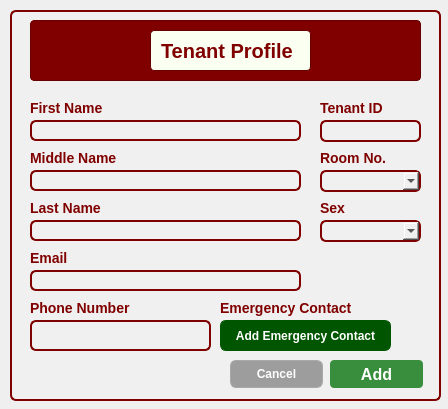
Before: the Qt Designer form CCC151-Group--BH-Management-System/UI_Files/AddTenant.ui in Kris2103/CCC151-Group--BH-Management-System, drawn with Qt 5.
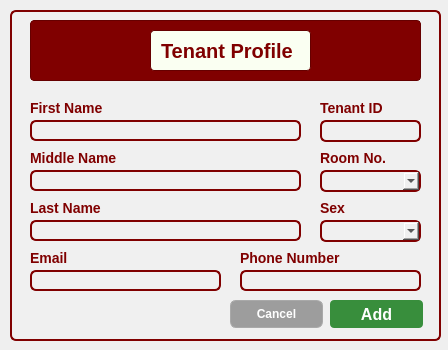
After: the same form once the commit is applied.

The edit to the form file:
```diff
--- a/CCC151-Group--BH-Management-System/UI_Files/AddTenant.ui
+++ b/CCC151-Group--BH-Management-System/UI_Files/AddTenant.ui
@@ -7,7 +7,7 @@
     <x>0</x>
     <y>0</y>
     <width>448</width>
-    <height>409</height>
+    <height>350</height>
    </rect>
   </property>
   <property name="windowTitle">
@@ -19,7 +19,7 @@
      <x>10</x>
      <y>10</y>
      <width>431</width>
-     <height>391</height>
+     <height>331</height>
     </rect>
    </property>
    <property name="styleSheet">
@@ -259,70 +259,6 @@
      <string>Sex</string>
     </property>
    </widget>
-   <widget class="QLineEdit" name="PhoneNumberLineEdit">
-    <property name="geometry">
-     <rect>
-      <x>20</x>
-      <y>310</y>
-      <width>181</width>
-      <height>31</height>
-     </rect>
-    </property>
-   </widget>
-   <widget class="QLabel" name="label_12">
-    <property name="geometry">
-     <rect>
-      <x>20</x>
-      <y>290</y>
-      <width>111</width>
-      <height>16</height>
-     </rect>
-    </property>
-    <property name="styleSheet">
-     <string notr="true">background: none;
-    border: none;
-    color: #800000;
-    font-family: 'Cal Sans', sans-serif;
-    font-weight: 700;
-    font-style: normal;
-    font-size: 14px;</string>
-    </property>
-    <property name="text">
-     <string>Phone Number</string>
-    </property>
-   </widget>
-   <widget class="QLabel" name="label_21">
-    <property name="geometry">
-     <rect>
-      <x>20</x>
-      <y>240</y>
-      <width>111</width>
-      <height>16</height>
-     </rect>
-    </property>
-    <property name="styleSheet">
-     <string notr="true">background: none;
-    border: none;
-    color: #800000;
-    font-family: 'Cal Sans', sans-serif;
-    font-weight: 700;
-    font-style: normal;
-    font-size: 14px;</string>
-    </property>
-    <property name="text">
-     <string>Email</string>
-    </property>
-   </widget>
-   <widget class="QLineEdit" name="EmailLineEdit">
-    <property name="geometry">
-     <rect>
-      <x>20</x>
-      <y>260</y>
-      <width>271</width>
-      <height>21</height>
-     </rect>
-    </property>
-   </widget>
    <widget class="QComboBox" name="RoomNoComboBox">
     <property name="geometry">
      <rect>
@@ -343,56 +279,11 @@
      </rect>
     </property>
    </widget>
-   <widget class="QPushButton" name="AddECpushButton">
-    <property name="geometry">
-     <rect>
-      <x>210</x>
-      <y>310</y>
-      <width>171</width>
-      <height>31</height>
-     </rect>
-    </property>
-    <property name="styleSheet">
-     <string notr="true">background: rgb(0, 85, 0);
-	color: white;
-	font-family: 'Cal Sans', sans-serif;
-	font-weight: 500;
-	font-style: normal;
-	font-size: 12px;
-	border: 1px solid rgb(0, 85, 0);
-</string>
-    </property>
-    <property name="text">
-     <string>Add Emergency Contact</string>
-    </property>
-   </widget>
-   <widget class="QLabel" name="label_31">
-    <property name="geometry">
-     <rect>
-      <x>210</x>
-      <y>290</y>
-      <width>141</width>
-      <height>16</height>
-     </rect>
-    </property>
-    <property name="styleSheet">
-     <string notr="true">background: none;
-    border: none;
-    color: #800000;
-    font-family: 'Cal Sans', sans-serif;
-    font-weight: 700;
-    font-style: normal;
-    font-size: 14px;</string>
-    </property>
-    <property name="text">
-     <string>Emergency Contact</string>
-    </property>
-   </widget>
    <widget class="QPushButton" name="AddpushButton">
     <property name="geometry">
      <rect>
       <x>320</x>
-      <y>350</y>
+      <y>290</y>
       <width>93</width>
       <height>28</height>
      </rect>
@@ -416,7 +307,7 @@
     <property name="geometry">
      <rect>
       <x>220</x>
-      <y>350</y>
+      <y>290</y>
       <width>93</width>
       <height>28</height>
      </rect>
@@ -435,6 +326,70 @@
      <string>Cancel</string>
     </property>
    </widget>
+   <widget class="QLabel" name="label_21">
+    <property name="geometry">
+     <rect>
+      <x>20</x>
+      <y>240</y>
+      <width>111</width>
+      <height>16</height>
+     </rect>
+    </property>
+    <property name="styleSheet">
+     <string notr="true">background: none;
+    border: none;
+    color: #800000;
+    font-family: 'Cal Sans', sans-serif;
+    font-weight: 700;
+    font-style: normal;
+    font-size: 14px;</string>
+    </property>
+    <property name="text">
+     <string>Email</string>
+    </property>
+   </widget>
+   <widget class="QLineEdit" name="PhoneNumberLineEdit">
+    <property name="geometry">
+     <rect>
+      <x>230</x>
+      <y>260</y>
+      <width>181</width>
+      <height>21</height>
+     </rect>
+    </property>
+   </widget>
+   <widget class="QLabel" name="label_12">
+    <property name="geometry">
+     <rect>
+      <x>230</x>
+      <y>240</y>
+      <width>111</width>
+      <height>16</height>
+     </rect>
+    </property>
+    <property name="styleSheet">
+     <string notr="true">background: none;
+    border: none;
+    color: #800000;
+    font-family: 'Cal Sans', sans-serif;
+    font-weight: 700;
+    font-style: normal;
+    font-size: 14px;</string>
+    </property>
+    <property name="text">
+     <string>Phone Number</string>
+    </property>
+   </widget>
+   <widget class="QLineEdit" name="EmailLineEdit">
+    <property name="geometry">
+     <rect>
+      <x>20</x>
+      <y>260</y>
+      <width>191</width>
+      <height>21</height>
+     </rect>
+    </property>
+   </widget>
   </widget>
  </widget>
  <resources/>
```
Left out of the diff: 2 changed lines with no effect on the pictures.
